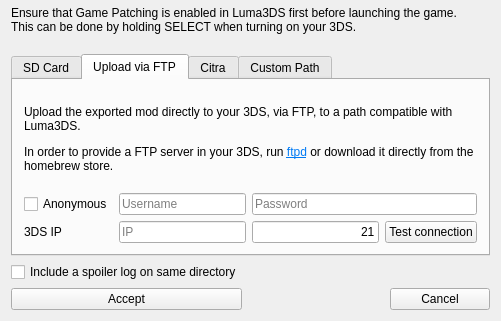
Old version of the form randovania/gui/ui_files/msr_game_export_dialog.ui in the repository randovania/randovania; both pictures show x 0 to 501 and y 208 to 529 of the 501 by 529 pixel window.
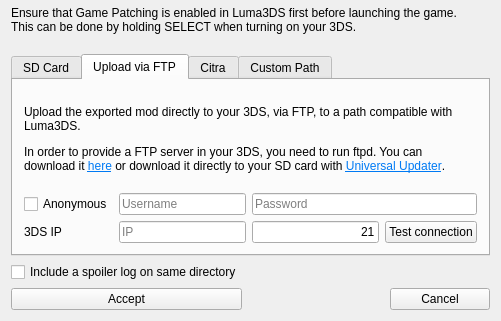
New version of the form. The open tabs and pages were chosen to show the change.

What changed in the file:
```diff
--- a/randovania/gui/ui_files/msr_game_export_dialog.ui
+++ b/randovania/gui/ui_files/msr_game_export_dialog.ui
@@ -183,7 +183,7 @@
        <item row="0" column="0" colspan="4">
         <widget class="QLabel" name="ftp_description_label">
          <property name="text">
-          <string>&lt;html&gt;&lt;head/&gt;&lt;body&gt;&lt;p&gt;Upload the exported mod directly to your 3DS, via FTP, to a path compatible with Luma3DS.&lt;/p&gt;&lt;p&gt;In order to provide a FTP server in your 3DS, run &lt;a href=&quot;https://github.com/mtheall/ftpd&quot;&gt;&lt;span style=&quot; text-decoration: underline; color:#007af4;&quot;&gt;ftpd&lt;/span&gt;&lt;/a&gt; or download it directly from the homebrew store.&lt;/p&gt;&lt;/body&gt;&lt;/html&gt;</string>
+          <string>&lt;html&gt;&lt;head/&gt;&lt;body&gt;&lt;p&gt;Upload the exported mod directly to your 3DS, via FTP, to a path compatible with Luma3DS.&lt;/p&gt;&lt;p&gt;In order to provide a FTP server in your 3DS, you need to run ftpd. You can download it &lt;a href=&quot;https://github.com/mtheall/ftpd/releases/latest&quot;&gt;&lt;span style=&quot; text-decoration: underline; color:#007af4;&quot;&gt;here&lt;/span&gt;&lt;/a&gt; or download it directly to your SD card with &lt;a href=&quot;https://github.com/Universal-Team/Universal-Updater/releases/latest&quot;&gt;&lt;span style=&quot; text-decoration: underline; color:#007af4;&quot;&gt;Universal Updater&lt;/span&gt;&lt;/a&gt;.&lt;/p&gt;&lt;/body&gt;&lt;/html&gt;</string>
          </property>
          <property name="wordWrap">
           <bool>true</bool>
```
